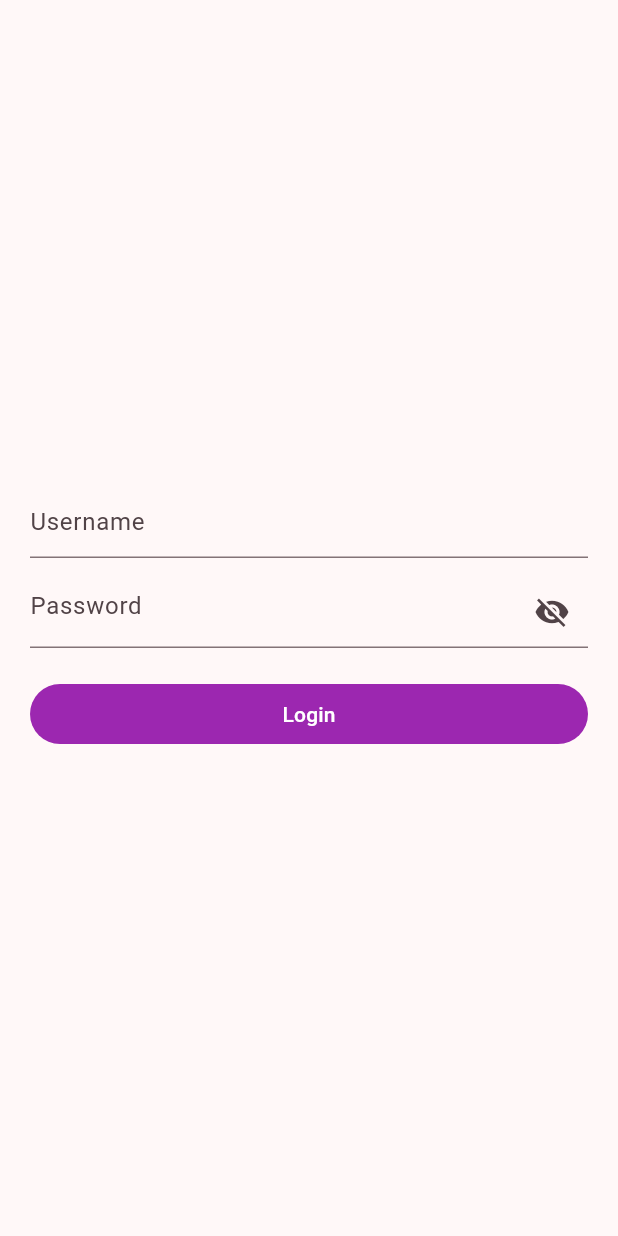
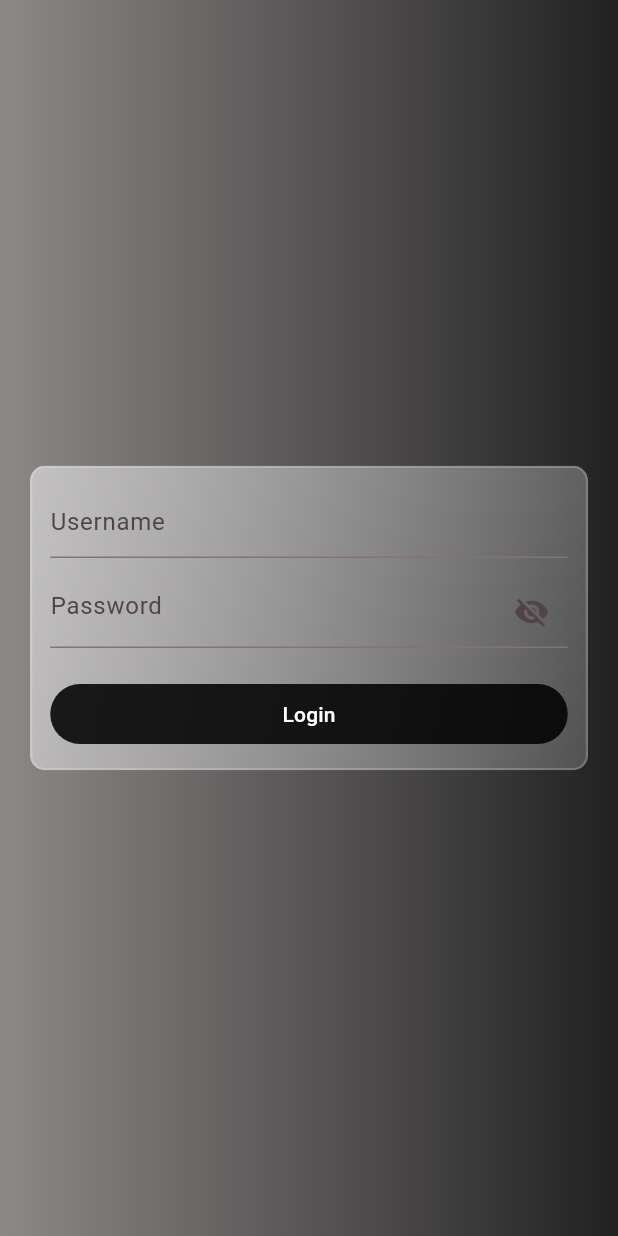
Before and after one commit to nfach98/CatFacts, a Flutter app: the screen it shows after launch, after a tap on the "exit to app" icon, on a phone screen of 412 x 824 dp. Run offline on Flutter 3.47's test engine with Material 3 defaults, Android fonts, the phone set to English and light mode, and no system bars; our stand-ins replace dio, get, shared_preferences; network calls fail.

Commit message:
feat(home): style login page

```diff
--- a/lib/feature/auth/view/login_page.dart
+++ b/lib/feature/auth/view/login_page.dart
@@ -1,3 +1,5 @@
+import 'dart:ui';
+
 import 'package:cat_facts/config/route_config.dart';
 import 'package:cat_facts/feature/auth/controller/auth_controller.dart';
 import 'package:flutter/material.dart';
@@ -36,10 +38,41 @@ class LoginPage extends GetView<AuthController> {
   }
 
   Widget _buildForm({bool isError = false}) {
-    return Padding(
+    return Container(
+      decoration: BoxDecoration(
+        gradient: LinearGradient(
+          colors: [
+            Colors.black45,
+            Colors.black87,
+          ],
+        ),
+      ),
       padding: EdgeInsets.all(20),
       child: Column(
         mainAxisAlignment: MainAxisAlignment.center,
+        children: [
+          ClipRRect(
+            child: BackdropFilter(
+              filter: ImageFilter.blur(sigmaX: 3, sigmaY: 3),
+              child: Container(
+                padding: EdgeInsets.all(12),
+                decoration: BoxDecoration(
+                  gradient: LinearGradient(
+                    colors: [
+                      Colors.white.withOpacity(.5),
+                      Colors.white.withOpacity(.2),
+                    ],
+                    begin: AlignmentDirectional.topStart,
+                    end: AlignmentDirectional.bottomEnd,
+                  ),
+                  borderRadius: BorderRadius.all(Radius.circular(10)),
+                  border: Border.all(
+                    width: 1.5,
+                    color: Colors.white.withOpacity(0.2),
+                  ),
+                ),
+                child: Column(
+                  mainAxisSize: MainAxisSize.min,
                   children: [
                     TextFormField(
                       initialValue: controller.username.value,
@@ -83,7 +116,7 @@ class LoginPage extends GetView<AuthController> {
                         },
                         style: ButtonStyle(
                           backgroundColor: MaterialStatePropertyAll<Color>(
-                  Colors.purple,
+                            Colors.black87,
                           ),
                           foregroundColor: MaterialStatePropertyAll<Color>(
                             Colors.white,
@@ -102,6 +135,11 @@ class LoginPage extends GetView<AuthController> {
                       ),
                   ],
                 ),
+              ),
+            ),
+          )
+        ],
+      ),
     );
   }
 }
```
Also changed, not shown: assets/liquid-effect-background.jpg (added). Lines whose indentation alone changed are shown as unchanged.
